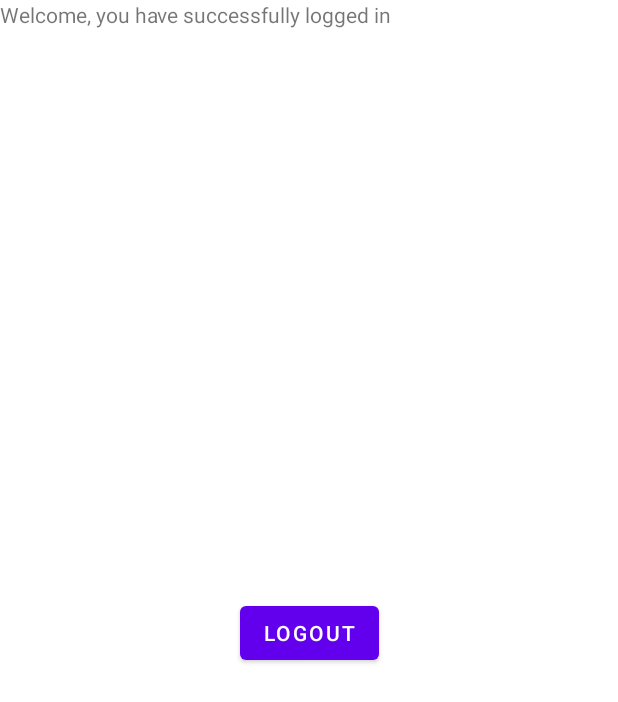
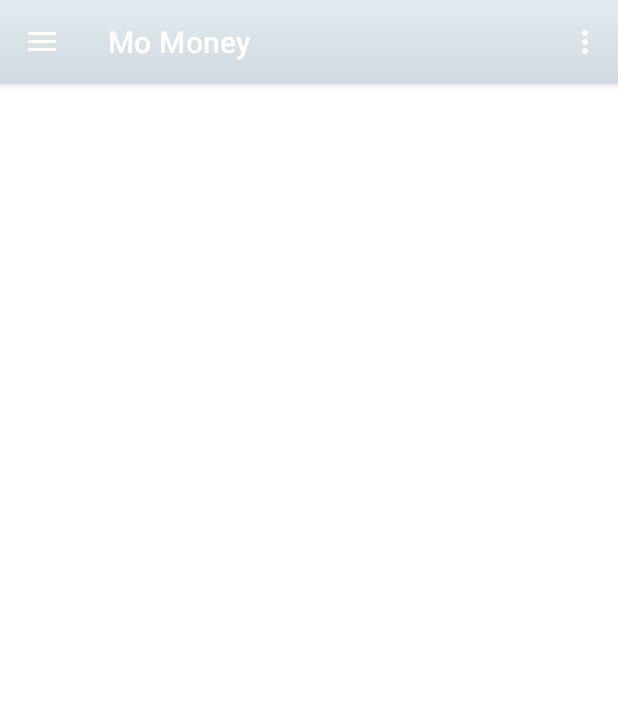
Before and after one commit to Sangel96/MoMoneyNoProblem, an Android app: the MainActivity screen opened directly, with no data from a screen before it, on a phone screen of 412 x 824 dp. Shown: the top 702 px of the screen. Run offline under Robolectric (Android 15) with nearby library versions, the phone set to English and light mode, and no system bars; our stand-ins replace Firebase (no records; nobody signed in at launch, a user with empty details on screens opened directly); Roboto replaces fonts that are not available here.

Commit message:
added navigation drawer

```diff
--- a/app/src/main/java/com/example/momoneynoproblem/Goals/AddGoals.java
+++ b/app/src/main/java/com/example/momoneynoproblem/Goals/AddGoals.java
@@ -12,6 +12,7 @@ import android.widget.TextView;
 import androidx.annotation.NonNull;
 import androidx.annotation.Nullable;
 import androidx.appcompat.app.AppCompatActivity;
+import androidx.fragment.app.Fragment;
 
 import com.example.momoneynoproblem.R;
 import com.google.android.material.floatingactionbutton.FloatingActionButton;
@@ -25,9 +26,10 @@ import com.google.firebase.database.FirebaseDatabase;
 import java.lang.reflect.Array;
 import java.util.ArrayList;
 
+
 public class AddGoals extends AppCompatActivity {
     private FloatingActionButton faButton;
-
+    private Fragment fragment;
     DatabaseReference databaseReference;
 
     private EditText etName, etEmail, etPassword, etRePassword;
--- a/app/src/main/java/com/example/momoneynoproblem/MainActivity.java
+++ b/app/src/main/java/com/example/momoneynoproblem/MainActivity.java
@@ -1,40 +1,102 @@
 package com.example.momoneynoproblem;
 
+import androidx.appcompat.app.ActionBarDrawerToggle;
 import androidx.appcompat.app.AppCompatActivity;
+import androidx.appcompat.widget.Toolbar;
+import androidx.core.view.GravityCompat;
+import androidx.drawerlayout.widget.DrawerLayout;
 
 import android.content.Context;
 import android.content.Intent;
 import android.os.Bundle;
+import android.view.Menu;
+import android.view.MenuItem;
 import android.view.View;
 import android.widget.AdapterView;
 import android.widget.Button;
 import android.widget.Spinner;
 import android.widget.Toast;
 
+import com.example.momoneynoproblem.Goals.AddGoals;
 import com.example.momoneynoproblem.Login.Login;
+import com.example.momoneynoproblem.Transaction.ManageTransaction;
+import com.example.momoneynoproblem.Transaction.transaction;
 import com.google.android.material.navigation.NavigationBarView;
+import com.google.android.material.navigation.NavigationView;
 import com.google.firebase.auth.FirebaseAuth;
 import com.google.firebase.auth.FirebaseUser;
 
 import java.util.ArrayList;
 
-public class MainActivity extends AppCompatActivity {
+public class MainActivity extends AppCompatActivity implements NavigationView.OnNavigationItemSelectedListener {
 
     FirebaseAuth mAuth;
     private Button btnLogout;
+    private DrawerLayout drawer;
+    private NavigationView navigationView;
 
     @Override
     protected void onCreate(Bundle savedInstanceState) {
         super.onCreate(savedInstanceState);
         setContentView(R.layout.activity_main);
 
-        btnLogout = findViewById(R.id.logout);
+        //show toolbar
+        Toolbar toolbar = findViewById(R.id.toolbar);
+        setSupportActionBar(toolbar);
+
+        //current user
         mAuth = FirebaseAuth.getInstance();
 
-        btnLogout.setOnClickListener(view -> {
+        //drawer layout
+        drawer = findViewById(R.id.drawer_layout);
+
+        //toolbar
+        ActionBarDrawerToggle toggle = new ActionBarDrawerToggle(this, drawer, toolbar,
+                R.string.navigation_drawer_open, R.string.navigation_drawer_close);
+        drawer.addDrawerListener(toggle);
+        toggle.syncState();
+
+        navigationView = findViewById(R.id.nav_view);
+        navigationView.setNavigationItemSelectedListener(this);
+
+    }
+
+    //hamburger icon
+    @Override
+    public void onBackPressed() {
+        if (drawer.isDrawerOpen(GravityCompat.START)) {
+            drawer.closeDrawer(GravityCompat.START);
+        } else {
+            super.onBackPressed();
+        }
+        super.onBackPressed();
+    }
+    @Override
+    //inflate the menu - adds items ot the action bar if it is present
+    public boolean onCreateOptionsMenu(Menu menu){
+        getMenuInflater().inflate(R.menu.drawer_menu, menu);
+        return true;
+    }
+
+
+    @Override
+    public boolean onNavigationItemSelected(MenuItem item) {
+        int id = item.getItemId();
+
+        if (id == R.id.nav_goals) {
+            startActivity(new Intent(MainActivity.this, AddGoals.class));
+        } else if (id == R.id.nav_transactions) {
+            startActivity(new Intent(MainActivity.this, transaction.class));
+        } else if (id == R.id.nav_accounts) {
+            startActivity(new Intent(MainActivity.this, SelectSubAccount.class));
+        } else if (id == R.id.nav_logout) {
             mAuth.signOut();
             startActivity(new Intent(MainActivity.this, Login.class));
-        });
+        }
+
+        DrawerLayout drawer = findViewById(R.id.drawer_layout);
+        drawer.closeDrawer(GravityCompat.START);
+        return true;
     }
 
     @Override
@@ -43,6 +105,6 @@ public class MainActivity extends AppCompatActivity {
         FirebaseUser user = mAuth.getCurrentUser();
         if (user == null) {
             startActivity(new Intent(MainActivity.this, Login.class));
+        }
     }
 }
-}
--- /dev/null
+++ b/app/src/main/res/drawable/ic_accounts.xml
@@ -0,0 +1,10 @@
+<vector xmlns:android="http://schemas.android.com/apk/res/android"
+    android:width="24dp"
+    android:height="24dp"
+    android:viewportWidth="24"
+    android:viewportHeight="24"
+    android:tint="?attr/colorControlNormal">
+  <path
+      android:fillColor="@android:color/white"
+      android:pathData="M16,11c1.66,0 2.99,-1.34 2.99,-3S17.66,5 16,5c-1.66,0 -3,1.34 -3,3s1.34,3 3,3zM8,11c1.66,0 2.99,-1.34 2.99,-3S9.66,5 8,5C6.34,5 5,6.34 5,8s1.34,3 3,3zM8,13c-2.33,0 -7,1.17 -7,3.5L1,19h14v-2.5c0,-2.33 -4.67,-3.5 -7,-3.5zM16,13c-0.29,0 -0.62,0.02 -0.97,0.05 1.16,0.84 1.97,1.97 1.97,3.45L17,19h6v-2.5c0,-2.33 -4.67,-3.5 -7,-3.5z"/>
+</vector>
--- /dev/null
+++ b/app/src/main/res/drawable/ic_goals.xml
@@ -0,0 +1,10 @@
+<vector xmlns:android="http://schemas.android.com/apk/res/android"
+    android:width="24dp"
+    android:height="24dp"
+    android:viewportWidth="24"
+    android:viewportHeight="24"
+    android:tint="?attr/colorControlNormal">
+  <path
+      android:fillColor="@android:color/white"
+      android:pathData="M14,10H2v2h12V10zM14,6H2v2h12V6zM2,16h8v-2H2V16zM21.5,11.5L23,13l-6.99,7l-4.51,-4.5L13,14l3.01,3L21.5,11.5z"/>
+</vector>
--- /dev/null
+++ b/app/src/main/res/drawable/ic_logout.xml
@@ -0,0 +1,10 @@
+<vector xmlns:android="http://schemas.android.com/apk/res/android"
+    android:width="24dp"
+    android:height="24dp"
+    android:viewportWidth="24"
+    android:viewportHeight="24"
+    android:tint="?attr/colorControlNormal">
+  <path
+      android:fillColor="@android:color/white"
+      android:pathData="M11,7L9.6,8.4l2.6,2.6H2v2h10.2l-2.6,2.6L11,17l5,-5L11,7zM20,19h-8v2h8c1.1,0 2,-0.9 2,-2V5c0,-1.1 -0.9,-2 -2,-2h-8v2h8V19z"/>
+</vector>
--- /dev/null
+++ b/app/src/main/res/drawable/ic_transaction.xml
@@ -0,0 +1,10 @@
+<vector xmlns:android="http://schemas.android.com/apk/res/android"
+    android:width="24dp"
+    android:height="24dp"
+    android:viewportWidth="24"
+    android:viewportHeight="24"
+    android:tint="?attr/colorControlNormal">
+  <path
+      android:fillColor="@android:color/white"
+      android:pathData="M11.8,10.9c-2.27,-0.59 -3,-1.2 -3,-2.15 0,-1.09 1.01,-1.85 2.7,-1.85 1.78,0 2.44,0.85 2.5,2.1h2.21c-0.07,-1.72 -1.12,-3.3 -3.21,-3.81V3h-3v2.16c-1.94,0.42 -3.5,1.68 -3.5,3.61 0,2.31 1.91,3.46 4.7,4.13 2.5,0.6 3,1.48 3,2.41 0,0.69 -0.49,1.79 -2.7,1.79 -2.06,0 -2.87,-0.92 -2.98,-2.1h-2.2c0.12,2.19 1.76,3.42 3.68,3.83V21h3v-2.15c1.95,-0.37 3.5,-1.5 3.5,-3.55 0,-2.84 -2.43,-3.81 -4.7,-4.4z"/>
+</vector>
--- a/app/src/main/res/layout/activity_main.xml
+++ b/app/src/main/res/layout/activity_main.xml
@@ -1,26 +1,43 @@
 <?xml version="1.0" encoding="utf-8"?>
-<androidx.constraintlayout.widget.ConstraintLayout xmlns:android="http://schemas.android.com/apk/res/android"
+<androidx.drawerlayout.widget.DrawerLayout xmlns:android="http://schemas.android.com/apk/res/android"
     xmlns:app="http://schemas.android.com/apk/res-auto"
     xmlns:tools="http://schemas.android.com/tools"
     android:layout_width="match_parent"
     android:layout_height="match_parent"
-    tools:context=".MainActivity">
+    android:id="@+id/drawer_layout"
+    android:fitsSystemWindows="true"
+    tools:context=".MainActivity"
+    tools:openDrawer="start">
 
-    <TextView
-        android:id="@+id/textView2"
+    <LinearLayout
+        android:layout_width="match_parent"
+        android:layout_height="match_parent"
+        android:orientation="vertical">
+
+        <androidx.appcompat.widget.Toolbar
+            android:layout_width="match_parent"
+            android:layout_height="?attr/actionBarSize"
+            android:background="@drawable/gradient_background"
+            android:id="@+id/toolbar"
+            android:theme="@style/ThemeOverlay.AppCompat.Dark.ActionBar"
+            app:popupTheme="@style/ThemeOverlay.AppCompat.Light"
+            android:elevation="4dp"/>
+
+        <FrameLayout
+            android:id="@+id/fragment_container"
+            android:layout_width="match_parent"
+            android:layout_height="match_parent">
+        </FrameLayout>
+
+    </LinearLayout>
+
+    <com.google.android.material.navigation.NavigationView
         android:layout_width="wrap_content"
-        android:layout_height="wrap_content"
-        android:text="Welcome, you have successfully logged in"
-        tools:layout_editor_absoluteX="86dp"
-        tools:layout_editor_absoluteY="356dp" />
+        android:layout_height="match_parent"
+        android:layout_gravity="start"
+        android:id="@+id/nav_view"
+        app:headerLayout="@layout/nav_header"
+        app:menu="@menu/drawer_menu" />
 
-    <Button
-        android:id="@+id/logout"
-        android:layout_width="wrap_content"
-        android:layout_height="wrap_content"
-        android:text="Logout"
-        app:layout_constraintBottom_toBottomOf="parent"
-        app:layout_constraintEnd_toEndOf="parent"
-        app:layout_constraintStart_toStartOf="parent"
-        app:layout_constraintTop_toBottomOf="@+id/textView2" />
-</androidx.constraintlayout.widget.ConstraintLayout>
+
+</androidx.drawerlayout.widget.DrawerLayout>
--- a/app/src/main/res/layout/activity_select_sub_account.xml
+++ b/app/src/main/res/layout/activity_select_sub_account.xml
@@ -5,7 +5,7 @@
     android:id="@+id/SubAccountName"
     android:layout_width="match_parent"
     android:layout_height="match_parent"
-    android:background="@drawable/cover_for_app"
+    android:background="@drawable/gradient_background"
     tools:context=".CreateSubAccounts">
 
     <!--    <TextView-->
--- /dev/null
+++ b/app/src/main/res/menu/drawer_menu.xml
@@ -0,0 +1,23 @@
+<?xml version="1.0" encoding="utf-8"?>
+<menu xmlns:android="http://schemas.android.com/apk/res/android"
+    xmlns:tools="http://schemas.android.com/tools"
+    tools:showIn="navigation_view">
+    <group>
+        <item
+            android:id="@+id/nav_goals"
+            android:icon="@drawable/ic_goals"
+            android:title="Goals" />
+        <item
+            android:id="@+id/nav_transactions"
+            android:icon="@drawable/ic_transaction"
+            android:title="Transactions" />
+        <item
+            android:id="@+id/nav_accounts"
+            android:icon="@drawable/ic_accounts"
+            android:title="Accounts" />
+        <item
+            android:id="@+id/nav_logout"
+            android:icon="@drawable/ic_logout"
+            android:title="Logout" />
+    </group>
+</menu>
--- a/app/src/main/res/values/strings.xml
+++ b/app/src/main/res/values/strings.xml
@@ -1,5 +1,5 @@
 <resources>
-    <string name="app_name">MoMoneyNoProblem</string>
+    <string name="app_name">Mo Money</string>
     <!-- Strings related to login -->
     <string name="prompt_email">Email</string>
     <string name="prompt_password">Password</string>
@@ -39,7 +39,8 @@
     <string name="daily">Daily</string>
     <string name="yearly">Yearly</string>
     <string name="monthly">Monthly</string>
-
+    <string name="navigation_drawer_open">Open navigation drawer</string>
+    <string name="navigation_drawer_close">Close navigation drawer</string>
 
     <string-array name="source_list">
         <item>Salary</item>
--- a/app/src/main/res/values/themes.xml
+++ b/app/src/main/res/values/themes.xml
@@ -1,6 +1,6 @@
 <resources xmlns:tools="http://schemas.android.com/tools">
     <!-- Base application theme. -->
-    <style name="Theme.MoMoneyNoProblem" parent="Theme.MaterialComponents.Light.NoActionBar">
+    <style name="Theme.MoMoneyNoProblem" parent="Theme.MaterialComponents.Light.DarkActionBar">
         <!-- Primary brand color. -->
         <item name="colorPrimary">@color/purple_500</item>
         <item name="colorPrimaryVariant">@color/purple_700</item>
@@ -13,4 +13,10 @@
         <item name="android:statusBarColor" tools:targetApi="l">?attr/colorPrimaryVariant</item>
         <!-- Customize your theme here. -->
     </style>
+
+    <style name="Theme.MoMoneyNoProblem.NoActionBar">
+        <item name="windowActionBar">false</item>
+        <item name="windowNoTitle">true</item>
+        <item name="android:statusBarColor">@android:color/transparent</item>
+    </style>
 </resources>
```
Also changed, not shown: app/src/main/AndroidManifest.xml (+1 -6 lines), app/src/main/res/layout/activity_add_goals.xml (+4 -4 lines), app/src/main/res/layout/nav_header.xml (added, +28 -0 lines).
